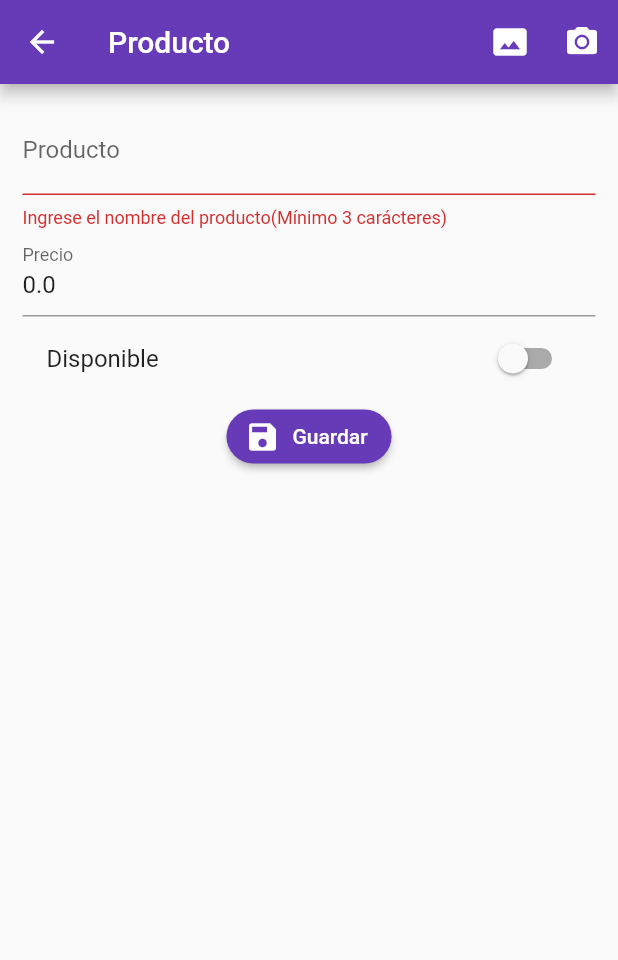
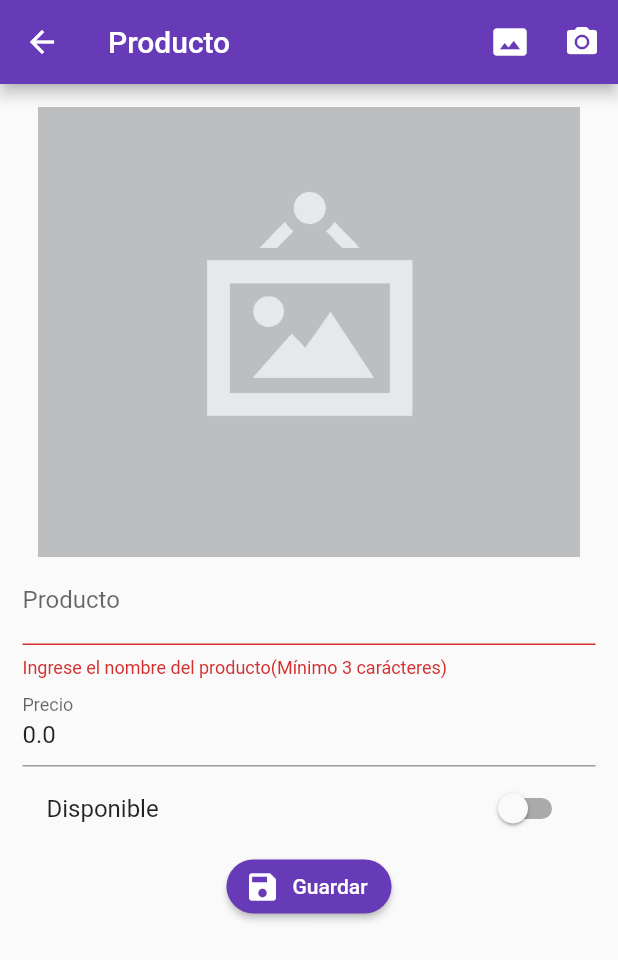
Before and after one commit to DavidAbellan/flutter_Login_BLOC, a Flutter app: the ProductoPage screen opened by its route, after a tap on "Guardar", after a tap on the "photo size select actual" icon, on a phone screen of 412 x 824 dp. Shown: the top 960 px of the screen. Run offline on Flutter 3.47's test engine with Material 2 defaults, Android fonts, the phone set to English and light mode, and no system bars; our stand-ins replace image_picker, rxdart.

Commit message:
ImageTreatment

```diff
--- a/lib/src/pages/home_page.dart
+++ b/lib/src/pages/home_page.dart
@@ -42,7 +42,7 @@ class HomePage extends StatelessWidget {
   Widget _crearItem(ProductoModel item, BuildContext context) {
     return Dismissible(
       onDismissed: (direccion) {
-        //borrar producto
+        productosProvider.borrarProducto(item.id);
       },
       key: UniqueKey(),
       background: Container(
@@ -51,7 +51,7 @@ class HomePage extends StatelessWidget {
       child: ListTile(
         title: Text('${item.titulo} --- ${item.valor}'),
         subtitle: Text(item.id),
-        onTap: () => Navigator.pushNamed(context, 'producto'),
+        onTap: () => Navigator.pushNamed(context, 'producto', arguments: item),
       ),
     );
   }
--- a/lib/src/pages/producto_page.dart
+++ b/lib/src/pages/producto_page.dart
@@ -1,7 +1,10 @@
+import 'dart:io';
+
 import 'package:flutter/material.dart';
 import 'package:formvalidation/src/pages/models/producto_model.dart';
 import 'package:formvalidation/src/pages/utils/utils.dart' as utils;
 import 'package:formvalidation/src/providers/producto_provider.dart';
+import 'package:image_picker/image_picker.dart';
 
 //Para trabajar con Forms es necesario un statefulwidget
 class ProductoPage extends StatefulWidget {
@@ -13,12 +16,24 @@ class ProductoPage extends StatefulWidget {
 
 class _ProductoPageState extends State<ProductoPage> {
   final formKey = GlobalKey<FormState>();
+  //referencia al Scaffold
+  final scaffoldKey = GlobalKey<ScaffoldState>();
+
   final ProductosProvider productoProv = new ProductosProvider();
   ProductoModel productoModel = new ProductoModel();
-
+  File foto;
+  //para controlar que no se guarde el artículo dos veces
+  bool _guardando = false;
   @override
   Widget build(BuildContext context) {
+    //prodData para ver si venimos de clickar un producto o al
+    //boton nuevo
+    final ProductoModel prodData = ModalRoute.of(context).settings.arguments;
+    if (prodData != null) {
+      productoModel = prodData;
+    }
     return Scaffold(
+      key: scaffoldKey,
       body: SingleChildScrollView(
         child: Container(
           padding: EdgeInsets.all(15.0),
@@ -26,6 +41,7 @@ class _ProductoPageState extends State<ProductoPage> {
             key: formKey,
             child: Column(
               children: [
+                _mostrarFoto(),
                 _crearNombre(),
                 _crearPrecio(),
                 _crearDisponible(),
@@ -39,8 +55,13 @@ class _ProductoPageState extends State<ProductoPage> {
         title: Text('Producto'),
         actions: [
           IconButton(
-              icon: Icon(Icons.photo_size_select_actual), onPressed: () {}),
-          IconButton(icon: Icon(Icons.camera_alt), onPressed: () {})
+            icon: Icon(Icons.photo_size_select_actual),
+            onPressed: _seleccionarFoto,
+          ),
+          IconButton(
+            icon: Icon(Icons.camera_alt),
+            onPressed: _tomarFoto,
+          )
         ],
       ),
     );
@@ -100,17 +121,72 @@ class _ProductoPageState extends State<ProductoPage> {
       textColor: Colors.white,
       icon: Icon(Icons.save),
       onPressed: () {
-        _submit();
+        (_guardando) ? null : _submit();
       },
       label: Text('Guardar'),
     );
   }
 
   void _submit() {
-    print(productoModel.titulo);
-    print(productoModel.valor);
     if (!formKey.currentState.validate()) return;
     formKey.currentState.save();
-    productoProv.crearProducto(productoModel);
+    setState(() {
+      _guardando = true;
+    });
+    if (productoModel.id == null) {
+      //productoModel.id = 'pm' + productoModel.titulo.trim() + 1980.toString();
+      productoProv.crearProducto(productoModel);
+    } else {
+      productoProv.modificarProducto(productoModel);
+    }
+    setState(() {
+      _guardando = false;
+    });
+    mostrarSnackbar('Registro guardado');
+    Navigator.pop(context);
+  }
+
+  void mostrarSnackbar(String mensaje) {
+    final SnackBar sanckbar = SnackBar(
+        content: Text(mensaje), duration: Duration(milliseconds: 1500));
+
+    //necesito la referencia al scaffold
+
+    scaffoldKey.currentState.showSnackBar(sanckbar);
+  }
+
+  _mostrarFoto() {
+    if (productoModel.photo != null) {
+      return FadeInImage(
+        image: NetworkImage(productoModel.photo),
+        placeholder: AssetImage('assets/jar-loading.gif'),
+        height: 300.0,
+        fit: BoxFit.contain,
+      );
+    } else {
+      return Image(
+        image: AssetImage(foto?.path ?? 'assets/no-image.png'),
+        height: 300.0,
+        fit: BoxFit.cover,
+      );
+    }
+  }
+
+  _seleccionarFoto() async {
+    final picker = ImagePicker();
+    final pickedFile = await picker.getImage(
+        source: ImageSource.gallery); //pickImage(source: ImageSource.gallery);
+    if (foto != null) {}
+    foto = File(pickedFile.path);
+    setState(() {});
+  }
+
+  _tomarFoto() async {
+    final picker = ImagePicker();
+    final pickedFile = await picker.getImage(
+        source: ImageSource.camera); //pickImage(source: ImageSource.gallery);
+    if (foto != null) {}
+    foto = File(pickedFile.path);
+    setState(() {});
   }
 }
--- a/pubspec.yaml
+++ b/pubspec.yaml
@@ -30,6 +30,7 @@ dependencies:
   cupertino_icons: ^1.0.0
   rxdart: ^0.25.0
   http :
+  image_picker: ^0.6.7+22
 
 dev_dependencies:
   flutter_test:
@@ -47,8 +48,8 @@ flutter:
   uses-material-design: true
 
   # To add assets to your application, add an assets section, like this:
-  # assets:
-  #   - images/a_dot_burr.jpeg
+  assets:
+   - assets/
   #   - images/a_dot_ham.jpeg
 
   # An image asset can refer to one or more resolution-specific "variants", see
```
Also changed, not shown: lib/src/providers/producto_provider.dart (+20 -1 lines), assets/jar-loading (1).gif (added), assets/no-image.png (added), pubspec.lock, 1 other file.
